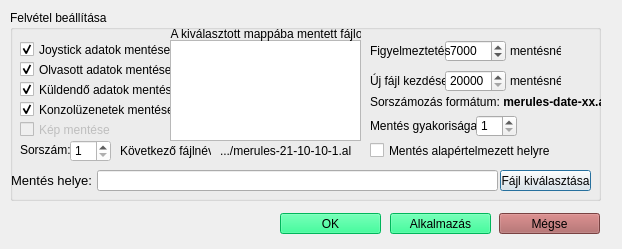
Qt form src-cpp/vezerlo-gui/felvetel.ui (KerteszDomokos/tengeralattjaro-cpp) before a commit.
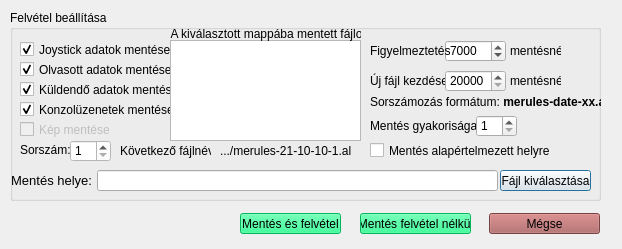
The same form after that commit.

Commit message: Kényelmi funkciók a emntés funkcióhoz Mentés bazárásakor az objektum nem törlődik, újra show-olható Lejátszás bezárásakor az objektum törlődik Többszörös újranyitás letiltása A rendszerüzenetek felület használata az alosztályokban A lejátszás és a mentés funkció is biztosan működik

Diff of the .ui file:
```diff
--- a/src-cpp/vezerlo-gui/felvetel.ui
+++ b/src-cpp/vezerlo-gui/felvetel.ui
@@ -419,9 +419,9 @@
   <widget class="QPushButton" name="pushButton">
    <property name="geometry">
     <rect>
-     <x>499</x>
+     <x>489</x>
      <y>213</y>
-     <width>101</width>
+     <width>111</width>
      <height>21</height>
     </rect>
    </property>
@@ -437,7 +437,7 @@
   <widget class="QPushButton" name="pushButton_2">
    <property name="geometry">
     <rect>
-     <x>280</x>
+     <x>240</x>
      <y>213</y>
      <width>101</width>
      <height>21</height>
@@ -450,15 +450,15 @@
 }</string>
    </property>
    <property name="text">
-    <string>OK</string>
+    <string>Mentés és felvétel</string>
    </property>
   </widget>
   <widget class="QPushButton" name="pushButton_3">
    <property name="geometry">
     <rect>
-     <x>390</x>
+     <x>360</x>
      <y>213</y>
-     <width>101</width>
+     <width>111</width>
      <height>21</height>
     </rect>
    </property>
@@ -469,7 +469,7 @@
 }</string>
    </property>
    <property name="text">
-    <string>Alkalmazás</string>
+    <string>Mentés felvétel nélkül</string>
    </property>
   </widget>
  </widget>
```
Left out of the diff: 38 changed lines with no effect on the pictures. The commit also changes 7 other files.
